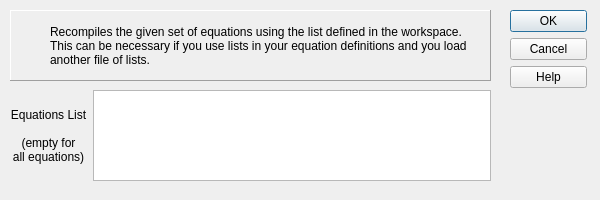
Above: gui/menu/compute/compute_model.ui from plan-be/iode before the change. Below: the same form after it.
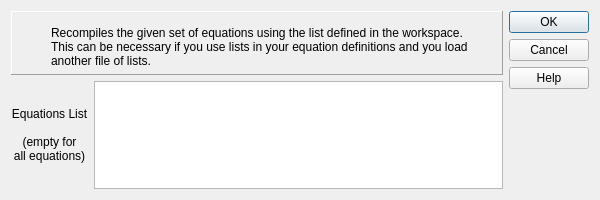
That is the form after the change. Icons and pictures are not drawn. Custom widgets are drawn as their Qt base class.

Commit message: GUI: (QIodeMenuComputeModel) enabled auto-complete in the textEdit_equations_list field

What changed in the file:
```diff
--- a/gui/menu/compute/compute_model.ui
+++ b/gui/menu/compute/compute_model.ui
@@ -29,15 +29,9 @@
    <iconset>
     <normaloff>icons/Iodenew.ico</normaloff>icons/Iodenew.ico</iconset>
   </property>
+  <layout class="QGridLayout" name="gridLayout">
+   <item row="0" column="0" rowspan="3" colspan="2">
   <widget class="QFrame" name="frame">
-   <property name="geometry">
-    <rect>
-     <x>10</x>
-     <y>10</y>
-     <width>481</width>
-     <height>71</height>
-    </rect>
-   </property>
    <property name="frameShape">
     <enum>QFrame::Panel</enum>
    </property>
@@ -63,45 +57,8 @@
     </property>
    </widget>
   </widget>
-  <widget class="QWidget" name="layoutWidget">
-   <property name="geometry">
-    <rect>
-     <x>10</x>
-     <y>90</y>
-     <width>481</width>
-     <height>91</height>
-    </rect>
-   </property>
-   <layout class="QFormLayout" name="formLayout">
-    <item row="0" column="0">
-     <widget class="QLabel" name="label_equations_list">
-      <property name="text">
-       <string>Equations List
-
-(empty for
-all equations)</string>
-      </property>
-      <property name="alignment">
-       <set>Qt::AlignCenter</set>
-      </property>
-     </widget>
-    </item>
-    <item row="0" column="1">
-     <widget class="QTextEdit" name="textEdit_equations_list"/>
-    </item>
-   </layout>
-  </widget>
-  <widget class="QWidget" name="layoutWidget_2">
-   <property name="geometry">
-    <rect>
-     <x>510</x>
-     <y>10</y>
-     <width>77</width>
-     <height>171</height>
-    </rect>
-   </property>
-   <layout class="QVBoxLayout" name="verticalLayout">
-    <item>
+   </item>
+   <item row="0" column="2">
      <widget class="QPushButton" name="OKButton">
       <property name="sizePolicy">
        <sizepolicy hsizetype="Fixed" vsizetype="Fixed">
@@ -117,7 +74,7 @@
       </property>
      </widget>
     </item>
-    <item>
+   <item row="1" column="2">
      <widget class="QPushButton" name="cancelButton">
       <property name="sizePolicy">
        <sizepolicy hsizetype="Fixed" vsizetype="Fixed">
@@ -133,7 +90,7 @@
       </property>
      </widget>
     </item>
-    <item>
+   <item row="2" column="2" rowspan="2">
      <widget class="QPushButton" name="helpButton">
       <property name="sizePolicy">
        <sizepolicy hsizetype="Fixed" vsizetype="Fixed">
@@ -149,7 +106,23 @@
       </property>
      </widget>
     </item>
-    <item>
+   <item row="3" column="0" rowspan="2">
+    <widget class="QLabel" name="label_equations_list">
+     <property name="text">
+      <string>Equations List
+
+(empty for
+all equations)</string>
+     </property>
+     <property name="alignment">
+      <set>Qt::AlignCenter</set>
+     </property>
+    </widget>
+   </item>
+   <item row="3" column="1" rowspan="2">
+    <widget class="QIodeCompleteTextEdit" name="textEdit_equations_list"/>
+   </item>
+   <item row="4" column="2">
      <spacer name="verticalSpacer">
       <property name="orientation">
        <enum>Qt::Vertical</enum>
@@ -157,14 +130,20 @@
       <property name="sizeHint" stdset="0">
        <size>
         <width>20</width>
-        <height>40</height>
+       <height>89</height>
        </size>
       </property>
      </spacer>
     </item>
    </layout>
   </widget>
- </widget>
+ <customwidgets>
+  <customwidget>
+   <class>QIodeCompleteTextEdit</class>
+   <extends>QPlainTextEdit</extends>
+   <header>custom_widgets/complete_text_edit.h</header>
+  </customwidget>
+ </customwidgets>
  <resources/>
  <connections>
   <connection>
```
Lines whose indentation alone changed are shown as unchanged. The commit also changes 2 other files.
